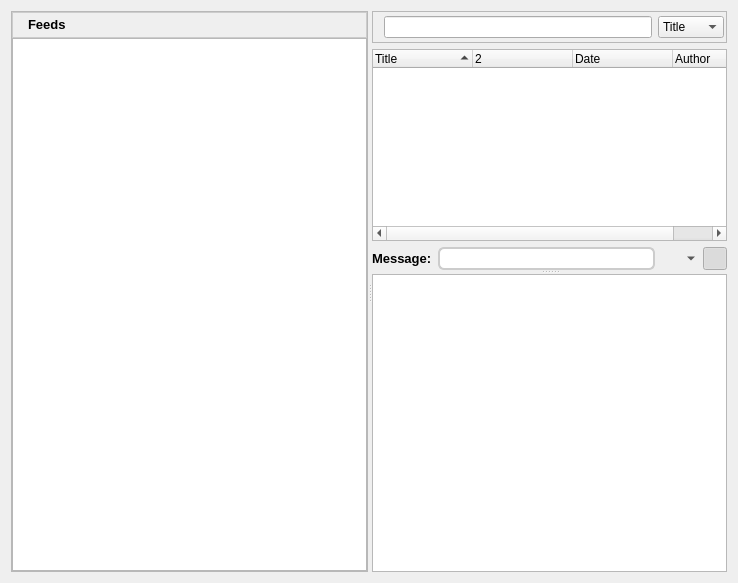
Above: plugins/FeedReader/gui/FeedReaderDialog.ui from RetroShare/RetroShare before the change. Below: the same form after it.
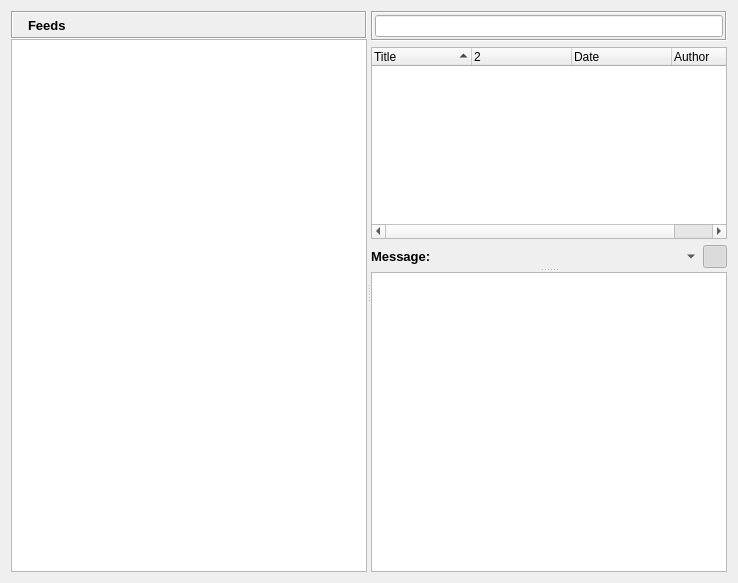
That is the form after the change. Icons and pictures are not drawn. Custom widgets are drawn as their Qt base class.

Commit message: FeedReader: - enabled for Windows compile - removed internal stylesheets - added missing header for Linux compile

```diff
--- a/plugins/FeedReader/gui/FeedReaderDialog.ui
+++ b/plugins/FeedReader/gui/FeedReaderDialog.ui
@@ -26,15 +26,6 @@
         <height>300</height>
        </size>
       </property>
-      <property name="styleSheet">
-       <string notr="true">QFrame#frame{border: none;}</string>
-      </property>
-      <property name="frameShape">
-       <enum>QFrame::StyledPanel</enum>
-      </property>
-      <property name="frameShadow">
-       <enum>QFrame::Raised</enum>
-      </property>
       <layout class="QGridLayout">
        <property name="margin">
         <number>0</number>
@@ -43,21 +34,12 @@
         <number>0</number>
        </property>
        <item row="0" column="0">
-        <widget class="QFrame" name="feedsHeaderFrame">
-         <property name="styleSheet">
-          <string notr="true"> QFrame#feedsHeaderFrame{
-background-color: qlineargradient(x1:0, y1:0, x2:0, y2:1,
-                                       stop:0 #FEFEFE, stop:1 #E8E8E8);
-
-border: 1px solid #CCCCCC;}
-
-</string>
-         </property>
+        <widget class="QFrame" name="titleBarFrame">
          <property name="frameShape">
-          <enum>QFrame::StyledPanel</enum>
+          <enum>QFrame::Box</enum>
          </property>
          <property name="frameShadow">
-          <enum>QFrame::Raised</enum>
+          <enum>QFrame::Sunken</enum>
          </property>
          <layout class="QHBoxLayout" name="horizontalLayout_4">
           <property name="margin">
@@ -74,13 +56,16 @@
            </widget>
           </item>
           <item>
-           <widget class="QLabel" name="feedsLabel">
+           <widget class="QLabel" name="titleBarLabel">
+            <property name="font">
+             <font>
+              <pointsize>10</pointsize>
+              <weight>75</weight>
+              <bold>true</bold>
+             </font>
+            </property>
             <property name="text">
-             <string>&lt;!DOCTYPE HTML PUBLIC &quot;-//W3C//DTD HTML 4.0//EN&quot; &quot;http://www.w3.org/TR/REC-html40/strict.dtd&quot;&gt;
-&lt;html&gt;&lt;head&gt;&lt;meta name=&quot;qrichtext&quot; content=&quot;1&quot; /&gt;&lt;style type=&quot;text/css&quot;&gt;
-p, li { white-space: pre-wrap; }
-&lt;/style&gt;&lt;/head&gt;&lt;body style=&quot; font-family:'MS Shell Dlg 2'; font-size:8.25pt; font-weight:400; font-style:normal;&quot;&gt;
-&lt;p style=&quot; margin-top:0px; margin-bottom:0px; margin-left:0px; margin-right:0px; -qt-block-indent:0; text-indent:0px;&quot;&gt;&lt;span style=&quot; font-family:'Arial'; font-size:10pt; font-weight:600;&quot;&gt;Feeds&lt;/span&gt;&lt;/p&gt;&lt;/body&gt;&lt;/html&gt;</string>
+             <string>Feeds</string>
             </property>
            </widget>
           </item>
@@ -135,85 +120,22 @@
       <widget class="QWidget" name="layoutWidget">
        <layout class="QGridLayout" name="msgFrame">
         <item row="1" column="0">
-         <widget class="QFrame" name="filterFrame">
-          <property name="minimumSize">
-           <size>
-            <width>0</width>
-            <height>32</height>
-           </size>
-          </property>
-          <property name="styleSheet">
-           <string notr="true"> QFrame#frame_2{
-background-color: qlineargradient(x1:0, y1:0, x2:0, y2:1,
-                                       stop:0 #FEFEFE, stop:1 #E8E8E8);
-
-border: 1px solid #CCCCCC;}</string>
-          </property>
+         <widget class="QFrame" name="toolBarFrame">
           <property name="frameShape">
-           <enum>QFrame::StyledPanel</enum>
+           <enum>QFrame::Box</enum>
           </property>
           <property name="frameShadow">
-           <enum>QFrame::Raised</enum>
+           <enum>QFrame::Sunken</enum>
           </property>
-          <layout class="QGridLayout" name="_7">
+          <layout class="QHBoxLayout" name="horizontalLayout_5">
            <property name="margin">
             <number>2</number>
            </property>
-           <item row="0" column="0">
-            <layout class="QHBoxLayout" name="horizontalLayout">
-             <property name="spacing">
-              <number>2</number>
+           <item>
+            <widget class="LineEditClear" name="filterLineEdit">
+             <property name="toolTip">
+              <string>Search forums</string>
              </property>
-             <item>
-              <widget class="QLabel" name="filterLabel">
-               <property name="text">
-                <string/>
-               </property>
-               <property name="pixmap">
-                <pixmap resource="../../../retroshare-gui/src/gui/images.qrc">:/images/find-16.png</pixmap>
-               </property>
-              </widget>
-             </item>
-             <item>
-              <widget class="LineEditClear" name="filterLineEdit">
-               <property name="toolTip">
-                <string>Search forums</string>
-               </property>
-              </widget>
-             </item>
-            </layout>
-           </item>
-           <item row="0" column="1">
-            <widget class="QComboBox" name="filterColumnComboBox">
-             <property name="minimumSize">
-              <size>
-               <width>0</width>
-               <height>0</height>
-              </size>
-             </property>
-             <property name="font">
-              <font>
-               <family>MS Shell Dlg 2</family>
-              </font>
-             </property>
-             <property name="currentIndex">
-              <number>0</number>
-             </property>
-             <item>
-              <property name="text">
-               <string>Title</string>
-              </property>
-             </item>
-             <item>
-              <property name="text">
-               <string>Date</string>
-              </property>
-             </item>
-             <item>
-              <property name="text">
-               <string>Author</string>
-              </property>
-             </item>
             </widget>
            </item>
           </layout>
@@ -291,12 +213,6 @@
           </item>
           <item>
            <widget class="QLabel" name="msgTitle">
-            <property name="styleSheet">
-             <string notr="true">QLabel#msgTitle{
-border: 2px solid #CCCCCC;
-border-radius: 6px;
-background: white;}</string>
-            </property>
             <property name="wordWrap">
              <bool>true</bool>
             </property>
```
Left out of the diff: 2 changed lines with no effect on the pictures. The commit also changes 7 other files.
